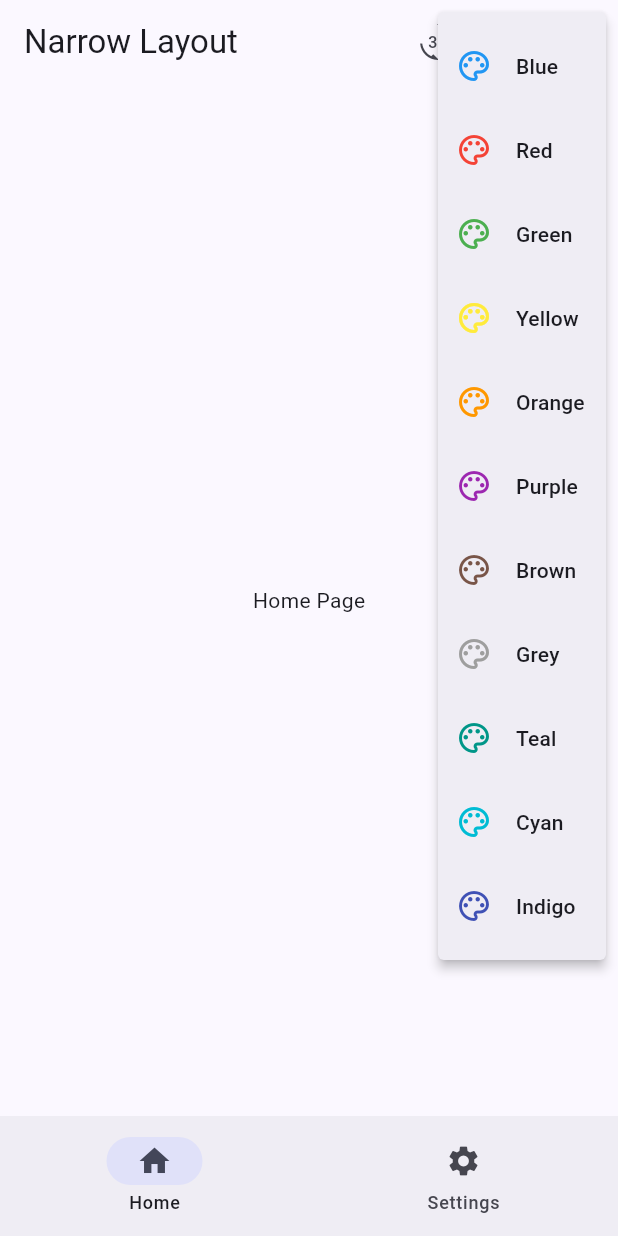
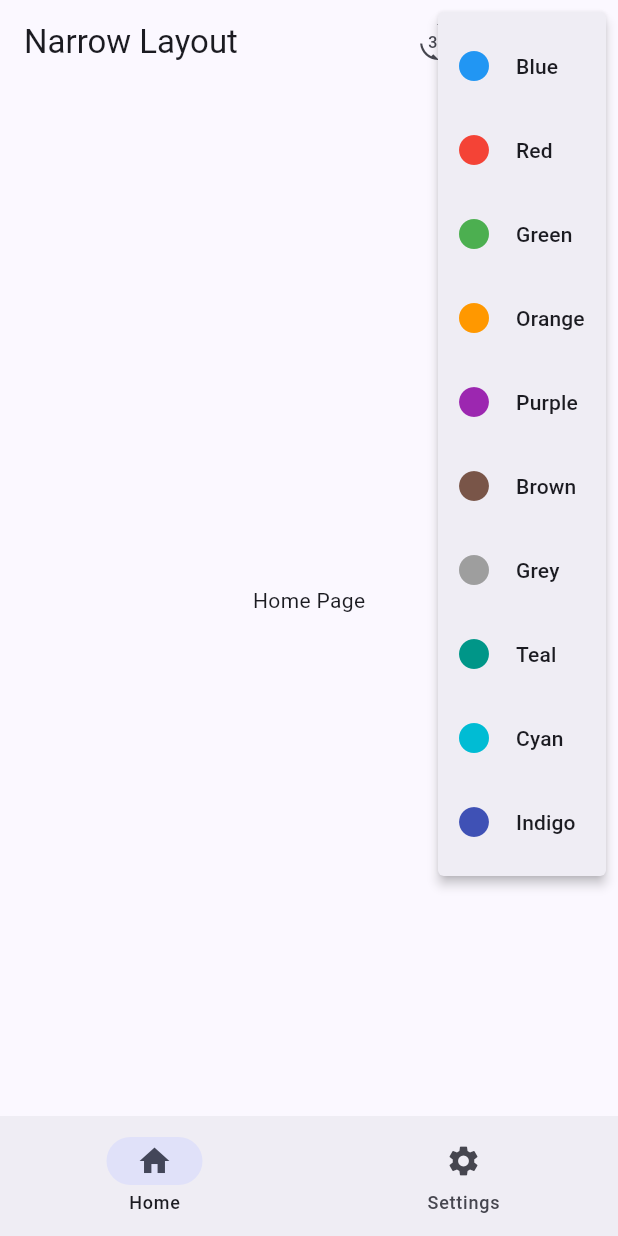
Before and after one commit to sazardev/widgets_in_flutter, a Flutter app: the screen it shows after launch, after a tap on the "color lens" icon, on a phone screen of 412 x 824 dp. Run offline on Flutter 3.47's test engine with Material 3 defaults, Android fonts, the phone set to English and light mode, and no system bars; our stand-ins replace get.

Commit message:
New modular theme color changer controller!

```diff
--- a/lib/theme/theme-color.widget.dart
+++ b/lib/theme/theme-color.widget.dart
@@ -1,100 +1,78 @@
+// theme-selector.widget.dart
 import 'package:flutter/material.dart';
 import 'package:widgets_in_flutter/theme/theme.controller.dart';
+
+final Map<Color, String> colorList = {
+  Colors.blue: 'Blue',
+  Colors.red: 'Red',
+  Colors.green: 'Green',
+  Colors.orange: 'Orange',
+  Colors.purple: 'Purple',
+  Colors.brown: 'Brown',
+  Colors.grey: 'Grey',
+  Colors.teal: 'Teal',
+  Colors.cyan: 'Cyan',
+  Colors.indigo: 'Indigo',
+};
 
 class ThemeSelector extends StatelessWidget {
   const ThemeSelector({
     super.key,
-    required ThemeController themeController,
-  }) : _themeController = themeController;
+    required this.themeController,
+    required this.isLandscape,
+  });
 
-  final ThemeController _themeController;
+  final ThemeController themeController;
+  final bool isLandscape;
 
   @override
   Widget build(BuildContext context) {
-    return PopupMenuButton<Color>(
+    return isLandscape
+        ? SizedBox(
+            height: 200,
+            child: GridView.count(
+              crossAxisCount: 5,
+              children: colorList.entries.map((entry) {
+                return Radio<Color>(
+                  value: entry.key,
+                  groupValue: themeController.primaryColor.value,
+                  onChanged: (Color? color) {
+                    themeController.changePrimaryColor(color!);
+                  },
+                  activeColor: entry.key,
+                  hoverColor: entry.key.withOpacity(0.1),
+                  focusColor: entry.key,
+                  fillColor: MaterialStateProperty.resolveWith<Color>(
+                      (Set<MaterialState> states) {
+                    if (states.contains(MaterialState.disabled)) {
+                      return entry.key.withOpacity(.32);
+                    }
+                    return entry.key;
+                  }),
+                );
+              }).toList(),
+            ),
+          )
+        : PopupMenuButton<Color>(
             icon: const Icon(Icons.color_lens),
             onSelected: (Color color) {
-        _themeController.changePrimaryColor(color);
+              themeController.changePrimaryColor(color);
             },
-      itemBuilder: (BuildContext context) => const <PopupMenuEntry<Color>>[
-        PopupMenuItem<Color>(
-          value: Colors.blue,
+            itemBuilder: (BuildContext context) {
+              return colorList.entries.map((entry) {
+                return PopupMenuItem<Color>(
+                  value: entry.key,
                   child: ListTile(
-            leading: Icon(Icons.palette_outlined, color: Colors.blue),
-            title: Text('Blue'),
+                    leading: Icon(Icons.circle, color: entry.key),
+                    title: Text(entry.value),
                   ),
-        ),
-        PopupMenuItem<Color>(
-          value: Colors.red,
-          child: ListTile(
-            leading: Icon(Icons.palette_outlined, color: Colors.red),
-            title: Text('Red'),
-          ),
-        ),
-        PopupMenuItem<Color>(
-          value: Colors.green,
-          child: ListTile(
-            leading: Icon(Icons.palette_outlined, color: Colors.green),
-            title: Text('Green'),
-          ),
-        ),
-        PopupMenuItem<Color>(
-          value: Colors.yellow,
-          child: ListTile(
-            leading: Icon(Icons.palette_outlined, color: Colors.yellow),
-            title: Text('Yellow'),
-          ),
-        ),
-        PopupMenuItem<Color>(
-          value: Colors.orange,
-          child: ListTile(
-            leading: Icon(Icons.palette_outlined, color: Colors.orange),
-            title: Text('Orange'),
-          ),
-        ),
-        PopupMenuItem<Color>(
-          value: Colors.purple,
-          child: ListTile(
-            leading: Icon(Icons.palette_outlined, color: Colors.purple),
-            title: Text('Purple'),
-          ),
-        ),
-        PopupMenuItem<Color>(
-          value: Colors.brown,
-          child: ListTile(
-            leading: Icon(Icons.palette_outlined, color: Colors.brown),
-            title: Text('Brown'),
-          ),
-        ),
-        PopupMenuItem<Color>(
-          value: Colors.grey,
-          child: ListTile(
-            leading: Icon(Icons.palette_outlined, color: Colors.grey),
-            title: Text('Grey'),
-          ),
-        ),
-        PopupMenuItem<Color>(
-          value: Colors.teal,
-          child: ListTile(
-            leading: Icon(Icons.palette_outlined, color: Colors.teal),
-            title: Text('Teal'),
-          ),
-        ),
-        PopupMenuItem<Color>(
-          value: Colors.cyan,
-          child: ListTile(
-            leading: Icon(Icons.palette_outlined, color: Colors.cyan),
-            title: Text('Cyan'),
-          ),
-        ),
-        PopupMenuItem<Color>(
-          value: Colors.indigo,
-          child: ListTile(
-            leading: Icon(Icons.palette_outlined, color: Colors.indigo),
-            title: Text('Indigo'),
-          ),
-        ),
-      ],
+                );
+              }).toList();
+            },
           );
   }
+
+  bool useWhiteForeground(Color color) {
+    return 1.05 / (color.computeLuminance() + 0.05) > 4.5;
   }
+}
```
Lines whose indentation alone changed are shown as unchanged.
